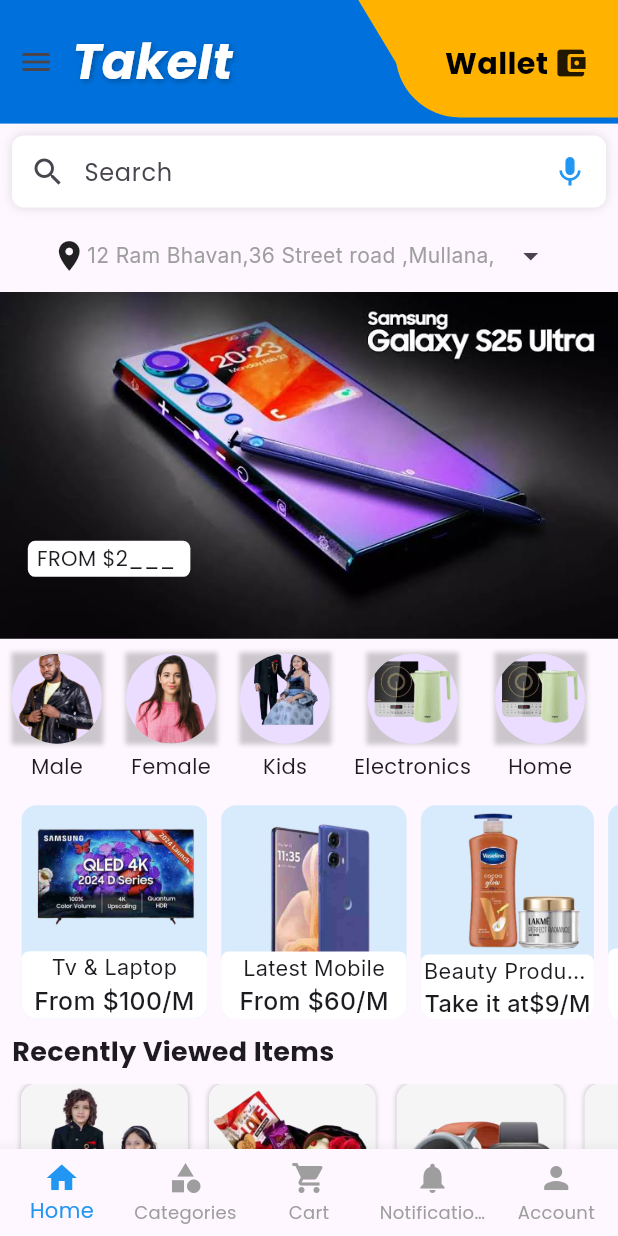
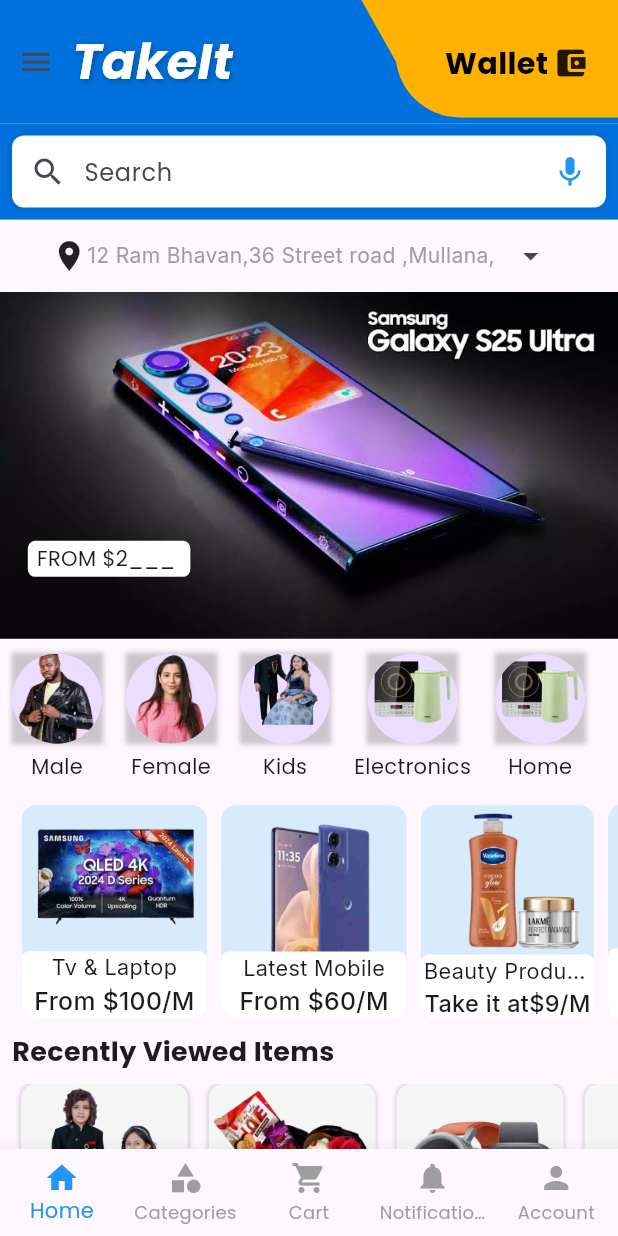
Before and after one commit to kartikkumarofficial/TakeIt, a Flutter app: the DashboardScreen screen opened directly, on a phone screen of 412 x 824 dp. Run offline on Flutter 3.47's test engine with Material 3 defaults, Android fonts, the phone set to English and light mode, and no system bars; our stand-ins replace animate_do, firebase_auth, firebase_core, font_awesome_flutter, get, google_fonts and 1 more; accounts and stored records are empty.

```diff
--- a/lib/pages/dashboard.dart
+++ b/lib/pages/dashboard.dart
@@ -66,6 +66,7 @@ class _DashboardScreenState extends State<DashboardScreen> {
                       _scaffoldKey.currentState?.openDrawer(); // Ope
                     },
                         icon: Icon(Icons.menu)),
+                    // SizedBox(height: 50,),
 
                     Hero(
                       tag: 'takeit',
@@ -152,7 +153,9 @@ class _DashboardScreenState extends State<DashboardScreen> {
                 )
               ],
             ),
-            Padding(
+            Container(
+                color: Color.fromRGBO(0, 113, 220, 1.0),
+              child: Padding(
                 padding: const EdgeInsets.all(8.0),
                 child: Container(
                   decoration: BoxDecoration(
@@ -177,6 +180,7 @@ class _DashboardScreenState extends State<DashboardScreen> {
                         color: Colors.blue,
                       ),
                     ],
+                  ),
                 ),
               ),
             ),
--- a/lib/widgets/RightAngleTriangle.dart
+++ b/lib/widgets/RightAngleTriangle.dart
@@ -12,7 +12,7 @@ class RightAngleTopRightTriangle extends CustomPainter {
 
     var path = Path();
     path.moveTo(size.width, 0); // Top-right corner (Right angle)
-    path.lineTo(40, 0); // Top-left corner
+    path.lineTo(44, 0); // Top-left corner
     path.lineTo(size.width, 99.7); // Bottom-right corner
     path.close(); // Complete the triangle
 
```
Lines whose indentation alone changed are shown as unchanged.
